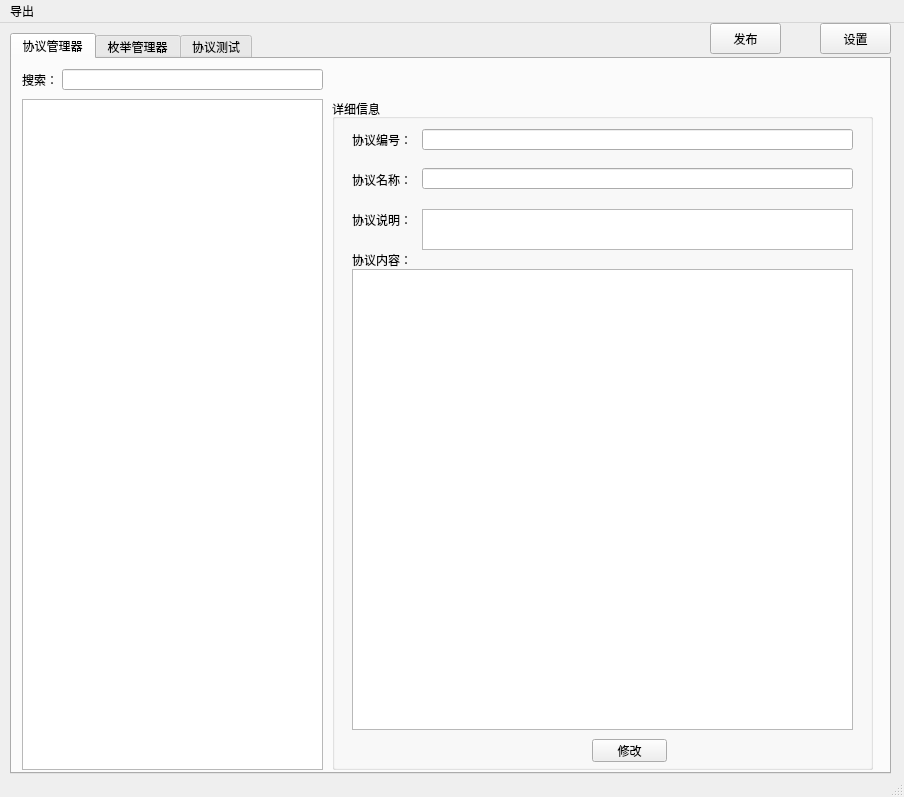
Old version of the form designer/ui/proto_tool.ui in the repository aywfelix/ProtoExcelTool.
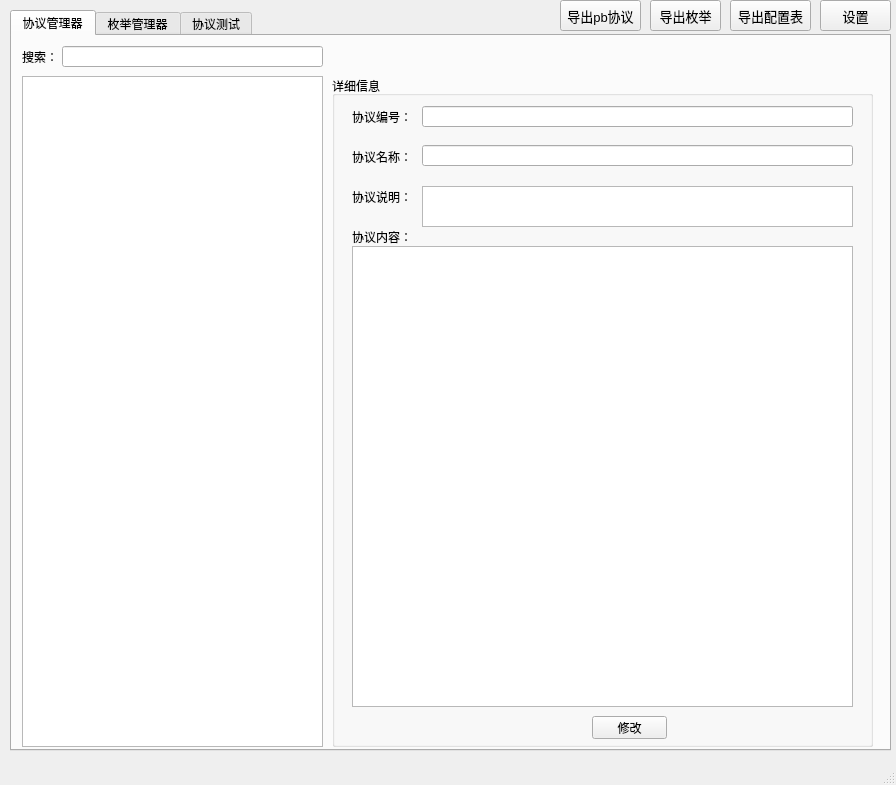
New version of the form.

Commit message: 程序主界面修改，去掉菜单栏

```diff
--- a/designer/ui/proto_tool.ui
+++ b/designer/ui/proto_tool.ui
@@ -6,8 +6,8 @@
    <rect>
     <x>0</x>
     <y>0</y>
-    <width>904</width>
-    <height>797</height>
+    <width>896</width>
+    <height>785</height>
    </rect>
   </property>
   <property name="windowTitle">
@@ -655,14 +655,34 @@
    <widget class="QPushButton" name="bTnExport">
     <property name="geometry">
      <rect>
-      <x>710</x>
+      <x>560</x>
       <y>0</y>
-      <width>71</width>
+      <width>81</width>
       <height>31</height>
      </rect>
     </property>
+    <property name="font">
+     <font>
+      <pointsize>10</pointsize>
+      <weight>50</weight>
+      <italic>false</italic>
+      <bold>false</bold>
+      <underline>false</underline>
+      <strikeout>false</strikeout>
+      <kerning>true</kerning>
+     </font>
+    </property>
     <property name="text">
-     <string>发布</string>
+     <string>导出pb协议</string>
+    </property>
+    <property name="autoDefault">
+     <bool>true</bool>
+    </property>
+    <property name="default">
+     <bool>false</bool>
+    </property>
+    <property name="flat">
+     <bool>false</bool>
     </property>
    </widget>
    <widget class="QPushButton" name="bTnSetting">
@@ -674,31 +694,64 @@
       <height>31</height>
      </rect>
     </property>
+    <property name="font">
+     <font>
+      <pointsize>10</pointsize>
+     </font>
+    </property>
     <property name="text">
      <string>设置</string>
     </property>
    </widget>
+   <widget class="QPushButton" name="btnExportEnum">
+    <property name="geometry">
+     <rect>
+      <x>650</x>
+      <y>0</y>
+      <width>71</width>
+      <height>31</height>
+     </rect>
+    </property>
+    <property name="font">
+     <font>
+      <pointsize>10</pointsize>
+     </font>
+    </property>
+    <property name="text">
+     <string>导出枚举</string>
+    </property>
+    <property name="autoDefault">
+     <bool>true</bool>
+    </property>
+   </widget>
+   <widget class="QPushButton" name="btnExportTable">
+    <property name="geometry">
+     <rect>
+      <x>730</x>
+      <y>0</y>
+      <width>81</width>
+      <height>31</height>
+     </rect>
+    </property>
+    <property name="font">
+     <font>
+      <pointsize>10</pointsize>
+     </font>
+    </property>
+    <property name="text">
+     <string>导出配置表</string>
+    </property>
+   </widget>
   </widget>
   <widget class="QMenuBar" name="menubar">
    <property name="geometry">
     <rect>
      <x>0</x>
      <y>0</y>
-     <width>904</width>
+     <width>896</width>
      <height>23</height>
     </rect>
    </property>
-   <widget class="QMenu" name="menuExport">
-    <property name="title">
-     <string>导出</string>
-    </property>
-    <addaction name="menuExportPb"/>
-    <addaction name="separator"/>
-    <addaction name="menuExportExcel"/>
-    <addaction name="separator"/>
-    <addaction name="menuExportProto"/>
-   </widget>
-   <addaction name="menuExport"/>
   </widget>
   <widget class="QStatusBar" name="statusbar"/>
   <action name="menuExportExcel">
```
Left out of the diff: 4 changed lines with no effect on the pictures. The commit also changes 2 other files.
